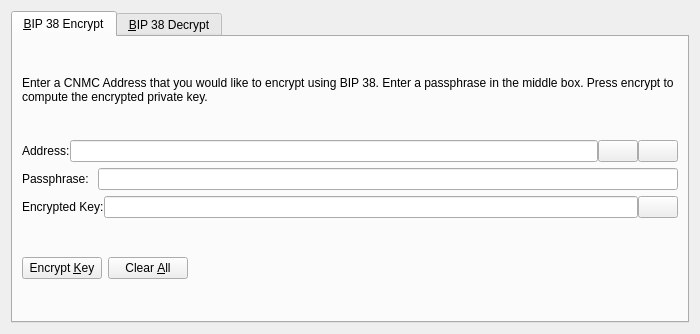
This is src/qt/forms/bip38tooldialog.ui in cryptonodes-core/cryptonodes-core as Qt 5 draws it before an edit. The edited form follows.
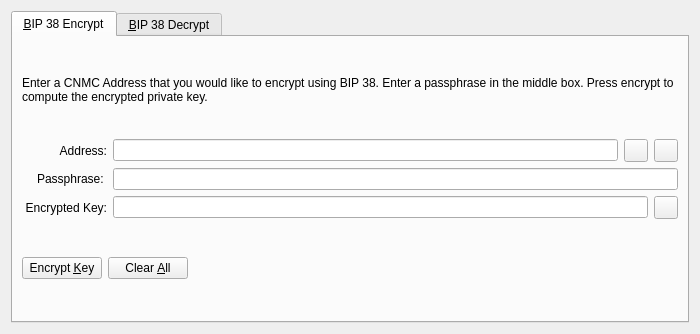
This is the edited form. The open tabs and pages were chosen to show the change. Icons and pictures are not drawn. Custom widgets are drawn as their Qt base class.

```diff
--- a/src/qt/forms/bip38tooldialog.ui
+++ b/src/qt/forms/bip38tooldialog.ui
@@ -42,11 +42,17 @@
        </item>
        <item>
         <layout class="QHBoxLayout" name="horizontalLayout_1_ENC">
-         <property name="spacing">
-          <number>0</number>
-         </property>
          <item>
           <widget class="QLabel" name="label_5">
+           <property name="alignment">
+            <set>Qt::AlignRight|Qt::AlignTrailing|Qt::AlignVCenter</set>
+           </property>
+           <property name="minimumSize">
+            <size>
+             <width>85</width>
+             <height>0</height>
+            </size>
+           </property>
            <property name="text">
             <string>Address:</string>
            </property>
@@ -60,7 +66,7 @@
           </widget>
          </item>
          <item>
-          <widget class="QPushButton" name="addressBookButton_ENC">
+          <widget class="QToolButton" name="addressBookButton_ENC">
            <property name="toolTip">
             <string>Choose previously used address</string>
            </property>
@@ -74,13 +80,10 @@
            <property name="shortcut">
             <string>Alt+A</string>
            </property>
-           <property name="autoDefault">
-            <bool>false</bool>
-           </property>
           </widget>
          </item>
          <item>
-          <widget class="QPushButton" name="pasteButton_ENC">
+          <widget class="QToolButton" name="pasteButton_ENC">
            <property name="toolTip">
             <string>Paste address from clipboard</string>
            </property>
@@ -94,9 +97,6 @@
            <property name="shortcut">
             <string>Alt+P</string>
            </property>
-           <property name="autoDefault">
-            <bool>false</bool>
-           </property>
           </widget>
          </item>
         </layout>
@@ -105,6 +105,15 @@
         <layout class="QHBoxLayout" name="horizontalLayout_5">
          <item>
           <widget class="QLabel" name="label_6">
+           <property name="alignment">
+            <set>Qt::AlignRight|Qt::AlignTrailing|Qt::AlignVCenter</set>
+           </property>
+           <property name="minimumSize">
+            <size>
+             <width>85</width>
+             <height>0</height>
+            </size>
+           </property>
            <property name="text">
             <string>Passphrase: </string>
            </property>
@@ -121,11 +130,17 @@
        </item>
        <item>
         <layout class="QHBoxLayout" name="horizontalLayout_2_ENC">
-         <property name="spacing">
-          <number>0</number>
-         </property>
          <item>
           <widget class="QLabel" name="encryptedKeyLabel_ENC">
+           <property name="alignment">
+            <set>Qt::AlignRight|Qt::AlignTrailing|Qt::AlignVCenter</set>
+           </property>
+           <property name="minimumSize">
+            <size>
+             <width>85</width>
+             <height>0</height>
+            </size>
+           </property>
            <property name="text">
             <string>Encrypted Key:</string>
            </property>
@@ -147,7 +162,7 @@
           </widget>
          </item>
          <item>
-          <widget class="QPushButton" name="copyKeyButton_ENC">
+          <widget class="QToolButton" name="copyKeyButton_ENC">
            <property name="toolTip">
             <string>Copy the current signature to the system clipboard</string>
            </property>
@@ -158,9 +173,6 @@
             <iconset resource="../cryptonodes.qrc">
              <normaloff>:/icons/editcopy</normaloff>:/icons/editcopy</iconset>
            </property>
-           <property name="autoDefault">
-            <bool>false</bool>
-           </property>
           </widget>
          </item>
         </layout>
```
Left out of the diff: 42 changed lines with no effect on the pictures.
